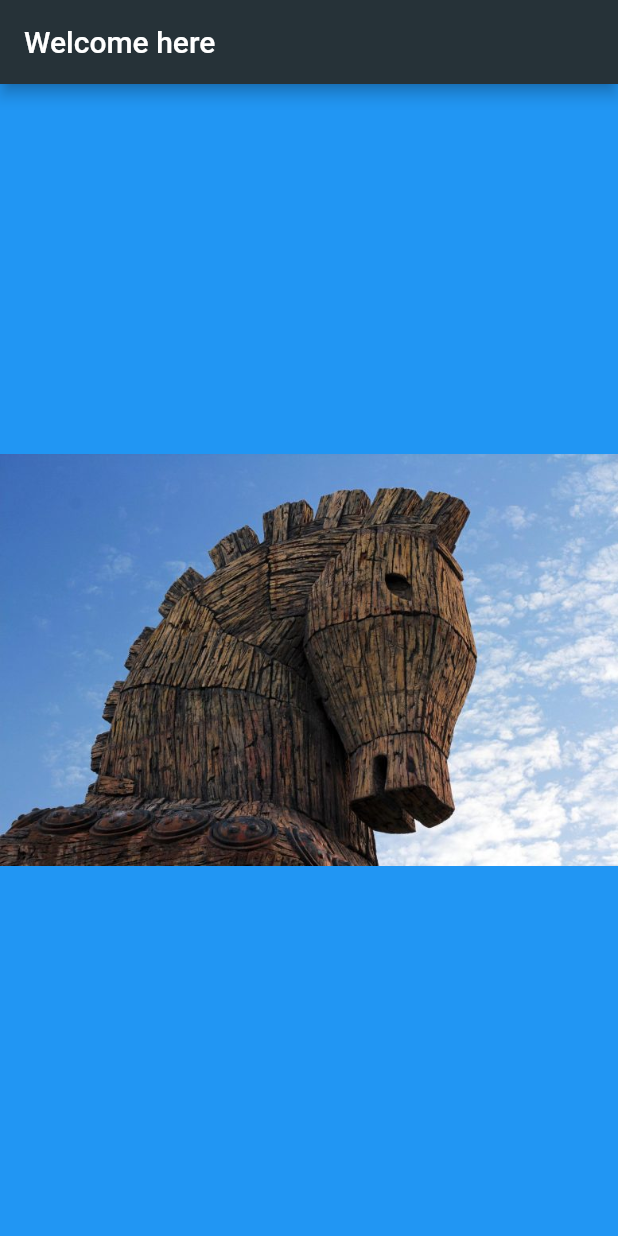
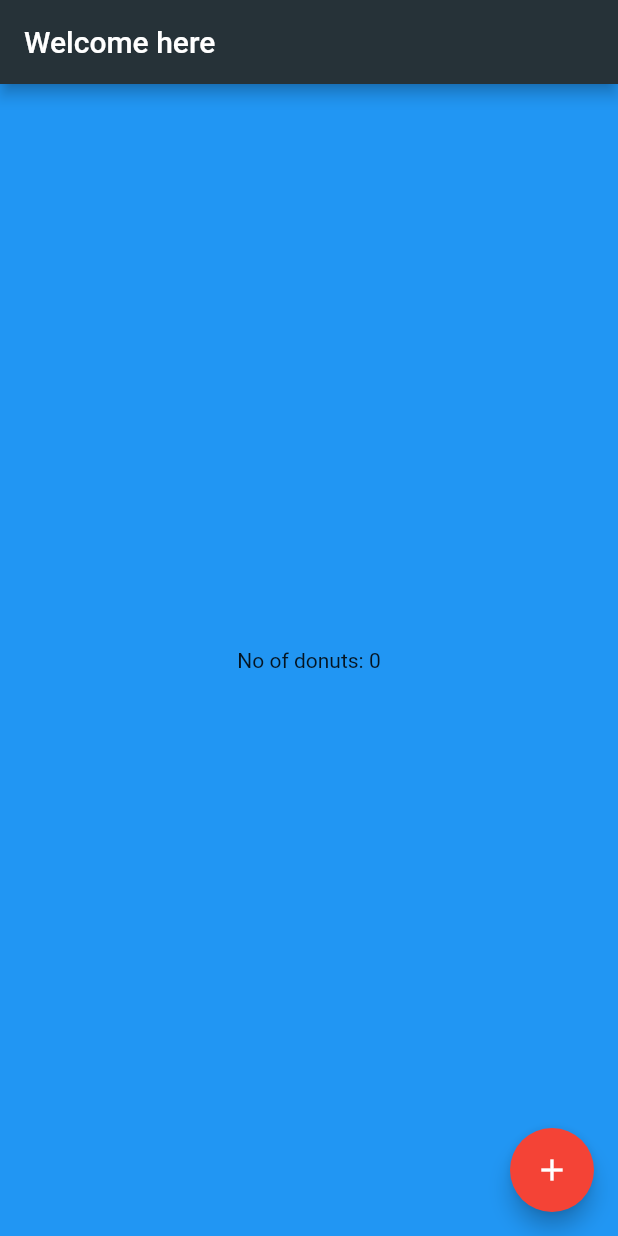
Before and after one commit to iahmed5/flutter_app, a Flutter app: the screen it shows after launch, on a phone screen of 412 x 824 dp. Run offline on Flutter 3.47's test engine with Material 2 defaults, Android fonts, the phone set to English and light mode, and no system bars.

Commit message:
donuts counter working sample

```diff
--- a/lib/main.dart
+++ b/lib/main.dart
@@ -5,7 +5,32 @@ void main() {
 }
 
 class MyApp extends StatelessWidget {
-  const MyApp({Key? key}) : super(key: key);
+  @override
+  Widget build(BuildContext context) {
+    return MaterialApp(
+      title: 'Flutter Demo',
+      home: MyHomePage(title: 'Flutter Demo Home Page'),
+    );
+  }
+}
+
+class MyHomePage extends StatefulWidget {
+  MyHomePage({Key? key, required this.title}) : super(key: key);
+
+  final String title;
+
+  @override
+  _MyHomePageState createState() => _MyHomePageState();
+}
+
+class _MyHomePageState extends State<MyHomePage> {
+  int nDonuts = 0;
+
+  void _incrementCounter() {
+    setState(() {
+      nDonuts++;
+    });
+  }
 
   @override
   Widget build(BuildContext context) {
@@ -17,12 +42,15 @@ class MyApp extends StatelessWidget {
           backgroundColor: Colors.blueGrey[900],
         ),
         body: Center(
-            child: Image(
-              // image: NetworkImage(
-              //     'https://cached.imagescaler.hbpl.co.uk/resize/scaleWidth/880/cached.offlinehbpl.hbpl.co.uk/news/OTM/Trojan-horse-shutterstock_225736225-muratart-20180228013519957.jpg'),
-              image: AssetImage('images/trojan.jpg'),
+          child: Text('No of donuts: $nDonuts'),
         ),
-          )),
+        floatingActionButton: FloatingActionButton(
+          backgroundColor: Colors.red,
+          child: Icon(Icons.add),
+          onPressed: _incrementCounter,
+          tooltip: 'Increment',
+        ),
+      ),
     );
   }
 }
```
Lines whose indentation alone changed are shown as unchanged.
